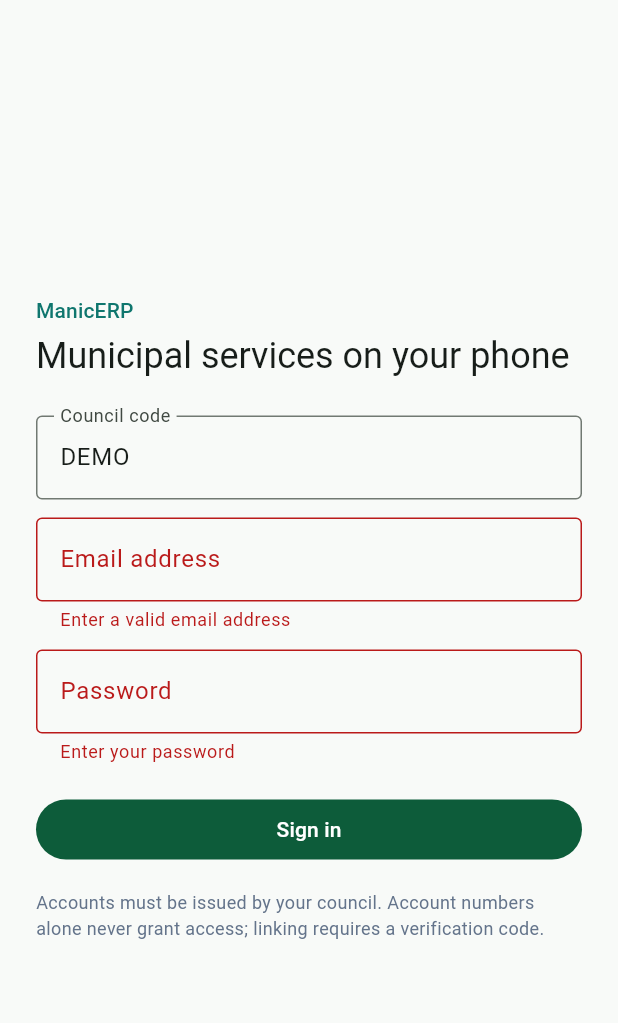
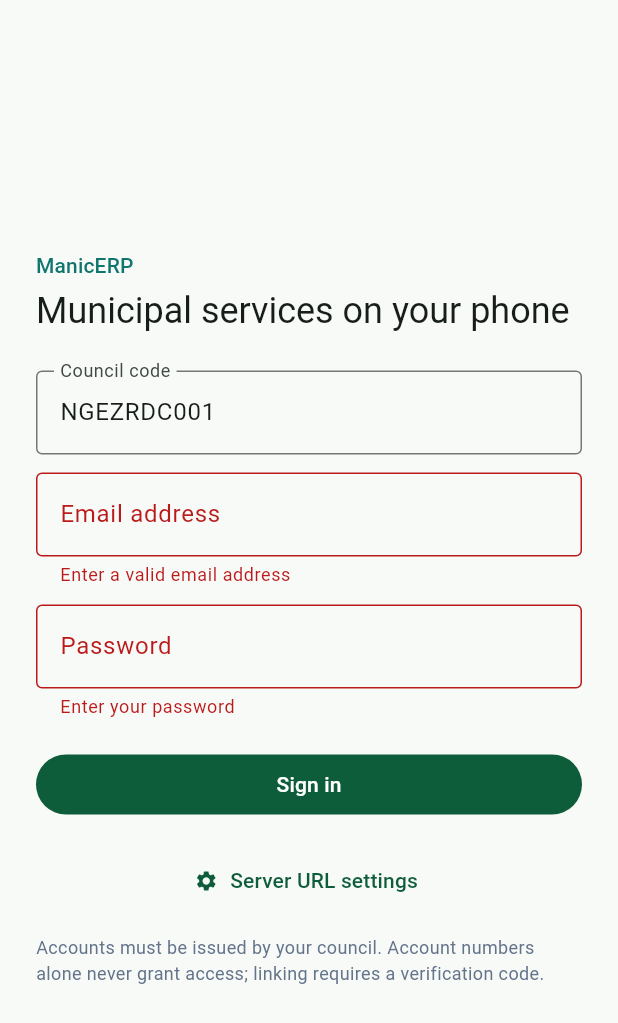
Before and after one commit to CKMatsika/ManicERP, a Flutter app: the screen it shows after launch, after a tap on "Sign in", on a phone screen of 412 x 824 dp. Shown: the top 1023 px of the screen. Run offline on Flutter 3.47's test engine with Material 3 defaults, Android fonts, the phone set to English and light mode, and no system bars; our stand-ins replace file_picker, flutter_secure_storage, shared_preferences.

Commit message:
feat(mobile): point default API URL to production Laravel Cloud and add configurable server URL

```diff
--- a/mobile/lib/core/api_client.dart
+++ b/mobile/lib/core/api_client.dart
@@ -10,7 +10,7 @@ import 'package:http/http.dart' as http;
 class ApiClient {
   ApiClient({required this.baseUrl, http.Client? client}) : _client = client ?? http.Client();
 
-  final String baseUrl;
+  String baseUrl;
   final http.Client _client;
   String? _token;
 
@@ -20,6 +20,10 @@ class ApiClient {
 
   void setToken(String? token) {
     _token = token;
+  }
+
+  void setBaseUrl(String url) {
+    baseUrl = url.trim().replaceAll(RegExp(r'/+$'), '');
   }
 
   Map<String, String> get _headers => {
--- a/mobile/lib/core/session_store.dart
+++ b/mobile/lib/core/session_store.dart
@@ -7,6 +7,7 @@ class SessionStore {
   static const _tokenKey = 'manicerp.token';
   static const _councilKey = 'manicerp.council';
   static const _councilNameKey = 'manicerp.council_name';
+  static const _baseUrlKey = 'manicerp.base_url';
 
   final FlutterSecureStorage _storage;
 
@@ -15,6 +16,10 @@ class SessionStore {
     await _storage.write(key: _councilKey, value: councilCode);
     await _storage.write(key: _councilNameKey, value: councilName);
   }
+
+  Future<void> saveBaseUrl(String url) => _storage.write(key: _baseUrlKey, value: url.trim().replaceAll(RegExp(r'/+$'), ''));
+
+  Future<String?> readBaseUrl() => _storage.read(key: _baseUrlKey);
 
   Future<String?> readToken() => _storage.read(key: _tokenKey);
 
--- a/mobile/lib/main.dart
+++ b/mobile/lib/main.dart
@@ -7,11 +7,11 @@ import 'screens/home_screen.dart';
 import 'screens/login_screen.dart';
 
 /// API base URL. Pass with --dart-define=API_BASE_URL=https://erp.example.org
-/// Defaults to localhost for Web, and Android emulator loopback (10.0.2.2) for mobile.
+/// Defaults to the production Laravel Cloud deployment.
 const String _configuredApiBaseUrl = String.fromEnvironment('API_BASE_URL');
 final String apiBaseUrl = _configuredApiBaseUrl.isNotEmpty
     ? _configuredApiBaseUrl
-    : (kIsWeb ? 'http://127.0.0.1:8000' : 'http://10.0.2.2:8000');
+    : 'https://manicerp-production-crwmyq.laravel.cloud';
 
 void main() {
   runApp(const ManicErpApp());
@@ -39,6 +39,10 @@ class _ManicErpAppState extends State<ManicErpApp> {
   }
 
   Future<void> _restore() async {
+    final savedUrl = await _session.readBaseUrl();
+    if (savedUrl != null && savedUrl.isNotEmpty) {
+      _api.setBaseUrl(savedUrl);
+    }
     final token = await _session.readToken();
     if (token != null) {
       _api.setToken(token);
--- a/mobile/lib/screens/login_screen.dart
+++ b/mobile/lib/screens/login_screen.dart
@@ -16,17 +16,26 @@ class LoginScreen extends StatefulWidget {
 
 class _LoginScreenState extends State<LoginScreen> {
   final _formKey = GlobalKey<FormState>();
-  final _council = TextEditingController(text: 'DEMO');
+  final _council = TextEditingController(text: 'NGEZRDC001');
   final _email = TextEditingController();
   final _password = TextEditingController();
+  late final TextEditingController _serverUrl;
+  bool _showServerSettings = false;
   bool _busy = false;
   String? _error;
+
+  @override
+  void initState() {
+    super.initState();
+    _serverUrl = TextEditingController(text: widget.api.baseUrl);
+  }
 
   @override
   void dispose() {
     _council.dispose();
     _email.dispose();
     _password.dispose();
+    _serverUrl.dispose();
     super.dispose();
   }
 
@@ -37,6 +46,12 @@ class _LoginScreenState extends State<LoginScreen> {
       _busy = true;
       _error = null;
     });
+
+    final cleanUrl = _serverUrl.text.trim().replaceAll(RegExp(r'/+$'), '');
+    if (cleanUrl.isNotEmpty) {
+      widget.api.setBaseUrl(cleanUrl);
+      await widget.session.saveBaseUrl(cleanUrl);
+    }
 
     try {
       final data = await widget.api.login(
@@ -122,6 +137,25 @@ class _LoginScreenState extends State<LoginScreen> {
                           : const Text('Sign in'),
                     ),
                     const SizedBox(height: 16),
+                    TextButton.icon(
+                      onPressed: () => setState(() => _showServerSettings = !_showServerSettings),
+                      icon: Icon(_showServerSettings ? Icons.expand_less : Icons.settings, size: 16),
+                      label: Text(_showServerSettings ? 'Hide server settings' : 'Server URL settings'),
+                    ),
+                    if (_showServerSettings) ...[
+                      const SizedBox(height: 8),
+                      TextFormField(
+                        controller: _serverUrl,
+                        keyboardType: TextInputType.url,
+                        decoration: const InputDecoration(
+                          labelText: 'Server URL',
+                          hintText: 'https://manicerp-production-crwmyq.laravel.cloud',
+                          border: OutlineInputBorder(),
+                        ),
+                        validator: (value) => (value == null || !value.startsWith('http')) ? 'Enter a valid http/https URL' : null,
+                      ),
+                    ],
+                    const SizedBox(height: 12),
                     const Text(
                       'Accounts must be issued by your council. Account numbers alone never grant access; linking requires a verification code.',
                       style: TextStyle(fontSize: 12, color: Color(0xFF64748B)),
```
